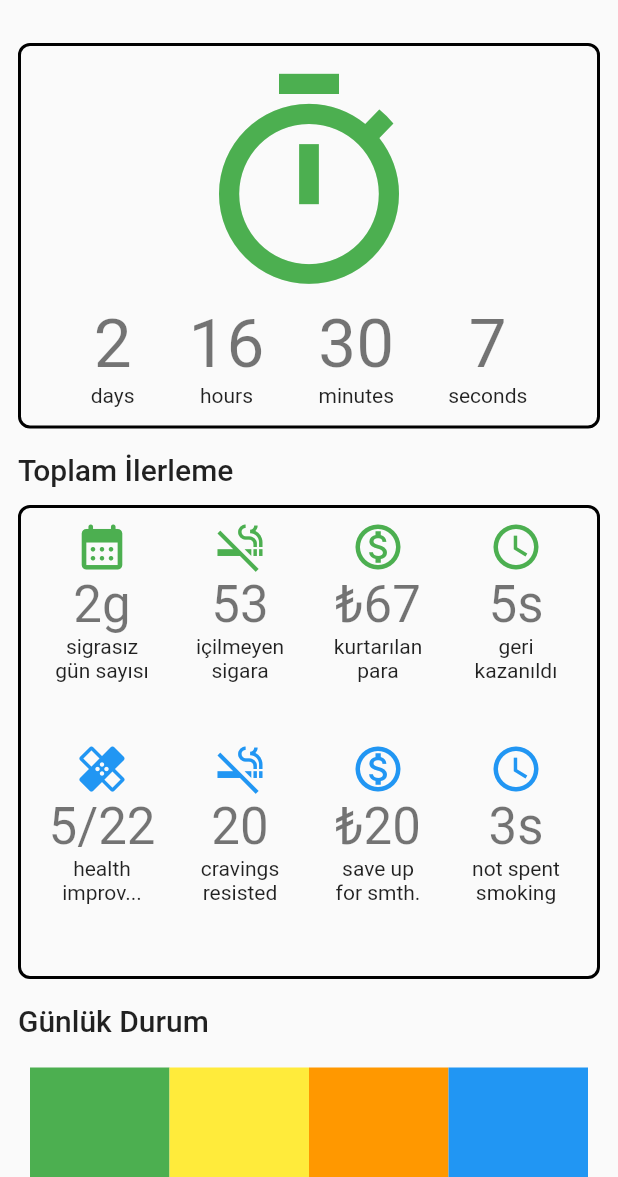
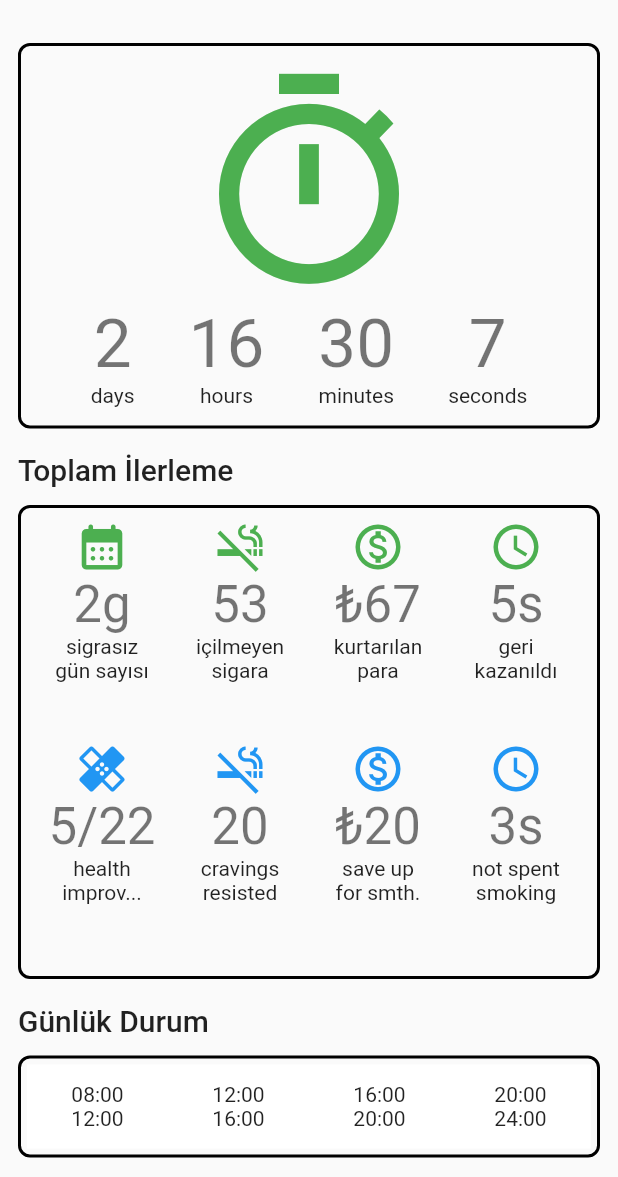
Before and after one commit to musahinist/quit_smoking, a Flutter app: the screen it shows after launch, on a phone screen of 412 x 824 dp, the part 59-1236 px from its top. Run offline on Flutter 3.47's test engine with Material 2 defaults, Android fonts, the phone set to English and light mode, and no system bars.

Commit message:
add daily status

```diff
--- a/lib/view/home/daily_state_section.dart
+++ b/lib/view/home/daily_state_section.dart
@@ -1,56 +1,73 @@
 import 'package:flutter/material.dart';
+import 'package:quit_smoking/core/widget/util/show_overlay.dart';
 import 'package:quit_smoking/view/health/health_page.dart';
 
-import '../../core/constant.dart';
-
-class DailyStateSection extends StatelessWidget {
+class DailyStateSection extends StatefulWidget {
   const DailyStateSection({
     Key? key,
   }) : super(key: key);
 
   @override
+  State<DailyStateSection> createState() => _DailyStateSectionState();
+}
+
+class _DailyStateSectionState extends State<DailyStateSection> {
+  List<Color> colors = [
+    Colors.red,
+    Colors.orange,
+    Colors.yellow,
+    Colors.lightGreen,
+    Colors.blue
+  ];
+  List<Map<String, dynamic>> dailyStatus = [
+    {'interval': "08:00\n12:00", "color": Colors.white},
+    {'interval': "12:00\n16:00", "color": Colors.white},
+    {'interval': "16:00\n20:00", "color": Colors.white},
+    {'interval': "20:00\n24:00", "color": Colors.white}
+  ];
+  @override
   Widget build(BuildContext context) {
-    Duration duration =
-        DateTime.now().difference(DateTime(2022, 6, 21, 18, 00));
-    double elapsed =
-        duration.inSeconds / Constant.healthStatus[4]['duration'].inSeconds;
-
-    return InkWell(
-      onTap: () {
-        Navigator.of(context)
-            .push(MaterialPageRoute(builder: (_) => const HealthPage()));
-      },
-      child: Padding(
-        padding: const EdgeInsets.all(8.0),
-        child: Row(
-          mainAxisAlignment: MainAxisAlignment.spaceBetween,
-          children: [
-            Expanded(
+    return Container(
+      padding: EdgeInsets.all(4),
+      decoration: BoxDecoration(
+          border: Border.all(width: 2), borderRadius: BorderRadius.circular(8)),
+      child: Row(
+        mainAxisAlignment: MainAxisAlignment.spaceBetween,
+        children: List.generate(dailyStatus.length, (i) {
+          return Expanded(
+            child: InkWell(
+              onTap: () async {
+                Show.bottomSheet(
+                    context,
+                    Container(
+                      child: Row(
+                        mainAxisAlignment: MainAxisAlignment.spaceBetween,
+                        children: List.generate(colors.length, (j) {
+                          return Expanded(
+                            child: InkWell(
+                              onTap: () {
+                                dailyStatus[i]['color'] = colors[j];
+                                setState(() {});
+                              },
+                              child: Container(
+                                height: 56,
+                                color: colors[j],
+                              ),
+                            ),
+                          );
+                        }),
+                      ),
+                    ));
+              },
               child: Container(
-                height: 80,
-                color: Colors.green,
+                height: 56,
+                color: dailyStatus[i]['color'],
+                alignment: Alignment.center,
+                child: Text(dailyStatus[i]['interval']),
               ),
             ),
-            Expanded(
-              child: Container(
-                height: 80,
-                color: Colors.yellow,
-              ),
-            ),
-            Expanded(
-              child: Container(
-                height: 80,
-                color: Colors.orange,
-              ),
-            ),
-            Expanded(
-              child: Container(
-                height: 80,
-                color: Colors.blue,
-              ),
-            ),
-          ],
-        ),
+          );
+        }),
       ),
     );
   }
--- a/lib/view/home/progress_section.dart
+++ b/lib/view/home/progress_section.dart
@@ -20,8 +20,8 @@ class ProgressSection extends StatelessWidget {
           children: [
             GridView(
               shrinkWrap: true,
-              physics: NeverScrollableScrollPhysics(),
-              gridDelegate: SliverGridDelegateWithFixedCrossAxisCount(
+              physics: const NeverScrollableScrollPhysics(),
+              gridDelegate: const SliverGridDelegateWithFixedCrossAxisCount(
                   crossAxisCount: 4, mainAxisExtent: 148),
               children: [
                 Column(
@@ -33,10 +33,8 @@ class ProgressSection extends StatelessWidget {
                     ),
                     Text("${duration.inDays}g",
                         style: Theme.of(context).textTheme.headline4),
-                    const Text(
-                      'sigrasız\ngün sayısı',
-                      textAlign: TextAlign.center,
-                    )
+                    const Text('sigrasız\ngün sayısı',
+                        textAlign: TextAlign.center)
                   ],
                 ),
                 Column(
@@ -46,12 +44,9 @@ class ProgressSection extends StatelessWidget {
                       size: 36,
                       color: Colors.green,
                     ),
-                    Text("${(duration.inHours * (20 / 24)).toStringAsFixed(0)}",
+                    Text((duration.inHours * (20 / 24)).toStringAsFixed(0),
                         style: Theme.of(context).textTheme.headline4),
-                    const Text(
-                      'içilmeyen\nsigara',
-                      textAlign: TextAlign.center,
-                    )
+                    const Text('içilmeyen\nsigara', textAlign: TextAlign.center)
                   ],
                 ),
                 Column(
@@ -64,10 +59,7 @@ class ProgressSection extends StatelessWidget {
                     Text(
                         "₺${(duration.inHours * (25 / 24)).toStringAsFixed(0)}",
                         style: Theme.of(context).textTheme.headline4),
-                    const Text(
-                      'kurtarılan\npara',
-                      textAlign: TextAlign.center,
-                    )
+                    const Text('kurtarılan\npara', textAlign: TextAlign.center)
                   ],
                 ),
                 Column(
@@ -79,10 +71,7 @@ class ProgressSection extends StatelessWidget {
                     ),
                     Text("${(duration.inHours / 12).toStringAsFixed(0)}s",
                         style: Theme.of(context).textTheme.headline4),
-                    const Text(
-                      'geri\nkazanıldı',
-                      textAlign: TextAlign.center,
-                    )
+                    const Text('geri\nkazanıldı', textAlign: TextAlign.center)
                   ],
                 ),
                 Column(
@@ -95,10 +84,7 @@ class ProgressSection extends StatelessWidget {
                     Text(
                         "${Constant.healthStatus.indexWhere((el) => el['duration'] > duration)}/${Constant.healthStatus.length}",
                         style: Theme.of(context).textTheme.headline4),
-                    const Text(
-                      'health\nimprov...',
-                      textAlign: TextAlign.center,
-                    )
+                    const Text('health\nimprov...', textAlign: TextAlign.center)
                   ],
                 ),
                 Column(
@@ -109,10 +95,8 @@ class ProgressSection extends StatelessWidget {
                       color: Colors.blue,
                     ),
                     Text("20", style: Theme.of(context).textTheme.headline4),
-                    const Text(
-                      'cravings\nresisted',
-                      textAlign: TextAlign.center,
-                    )
+                    const Text('cravings\nresisted',
+                        textAlign: TextAlign.center)
                   ],
                 ),
                 Column(
@@ -123,10 +107,8 @@ class ProgressSection extends StatelessWidget {
                       color: Colors.blue,
                     ),
                     Text("₺20", style: Theme.of(context).textTheme.headline4),
-                    const Text(
-                      'save up\nfor smth.',
-                      textAlign: TextAlign.center,
-                    )
+                    const Text('save up\nfor smth.',
+                        textAlign: TextAlign.center)
                   ],
                 ),
                 // sigare adedi * 5 dk
@@ -139,10 +121,8 @@ class ProgressSection extends StatelessWidget {
                     ),
                     Text("${(duration.inDays * 1.66).toStringAsFixed(0)}s",
                         style: Theme.of(context).textTheme.headline4),
-                    const Text(
-                      'not spent\nsmoking',
-                      textAlign: TextAlign.center,
-                    )
+                    const Text('not spent\nsmoking',
+                        textAlign: TextAlign.center)
                   ],
                 )
               ],
```
